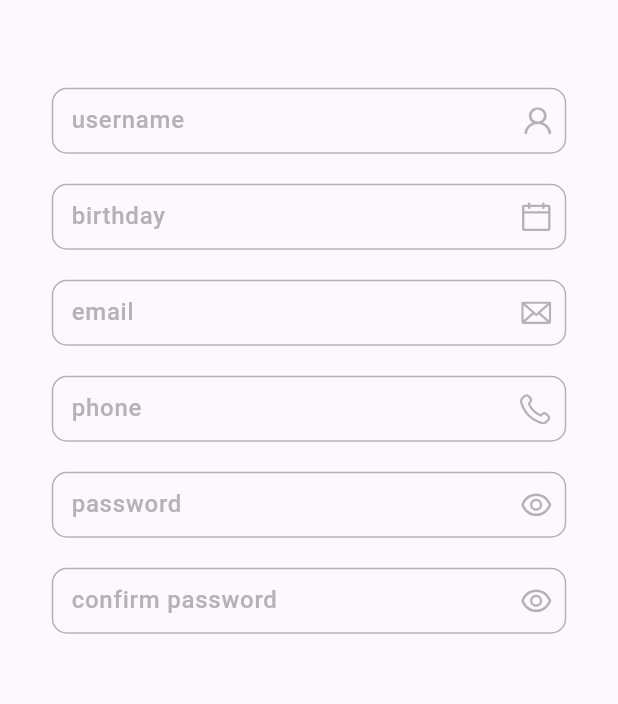
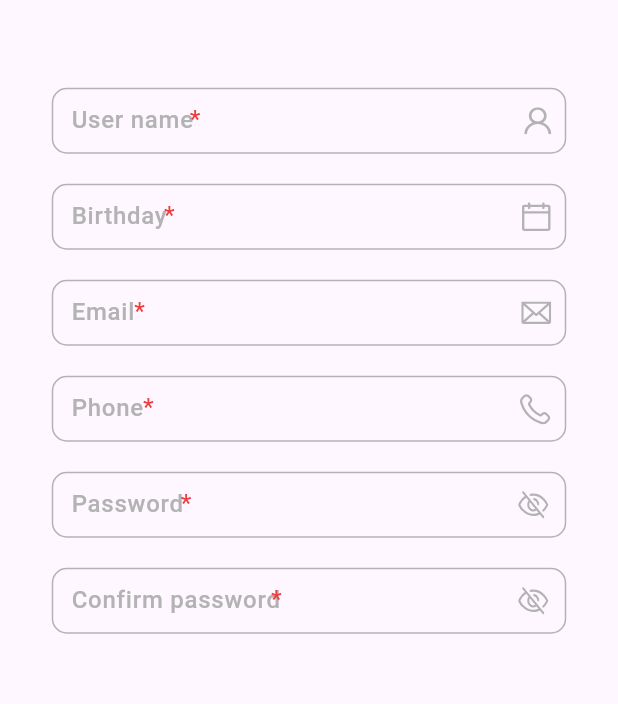
Before and after one commit to bekoe1/Gallery_WA, a Flutter app: the SignInScreen screen opened by its route, after a tap on "Sign In", after a tap on "Sign Up", on a phone screen of 412 x 824 dp. Shown: the part 294-998 px from the top of the screen. Run offline on Flutter 3.47's test engine with Material 3 defaults, Android fonts, the phone set to English and light mode, and no system bars; our stand-ins replace auto_route, dio, flutter_bloc, flutter_secure_storage, flutter_svg, freezed_annotation and 2 more; accounts and stored records are empty; generated files the repository leaves out were written again.

Commit message:
#51928 | 3. Реализация флоу Авторизация(fix hint errors)

```diff
--- /dev/null
+++ b/lib/code_kit/helpers/calculate_text_size_helper.dart
@@ -0,0 +1,13 @@
+part of 'helpers_module.dart';
+
+class CalculateTextSizeHelper {
+  static double calculateTextSize({required String text, required TextStyle style}) {
+    final textPainter = TextPainter(
+      text: TextSpan(text: text, style: style),
+      textDirection: TextDirection.ltr,
+      maxLines: 1,
+    )..layout(minWidth: 0, maxWidth: double.infinity);
+
+    return textPainter.width;
+  }
+}
--- a/lib/code_kit/helpers/phone_formatter.dart
+++ b/lib/code_kit/helpers/phone_formatter.dart
@@ -1,5 +1,4 @@
-import 'package:flutter/services.dart';
-import 'package:imagegalery/code_kit/resources/constants/app_constants.dart';
+part of 'helpers_module.dart';
 
 class PhoneFormatter extends TextInputFormatter {
   String _formattedNumber = '';
--- a/lib/code_kit/helpers/validation_helper.dart
+++ b/lib/code_kit/helpers/validation_helper.dart
@@ -1,5 +1,4 @@
-import 'package:imagegalery/code_kit/resources/constants/app_constants.dart';
-import 'package:imagegalery/code_kit/resources/enums.dart';
+part of 'helpers_module.dart';
 
 class ValidationHelper {
   static Map<FieldTypesEnum, FieldErrorEnum> validateEmail(String email) {
--- a/lib/code_kit/interceptors/interceptors_module.dart
+++ b/lib/code_kit/interceptors/interceptors_module.dart
@@ -1,13 +1,11 @@
 library InterceptorsModule;
 
-import 'dart:convert';
 import 'dart:developer';
-import 'dart:io';
 
 import 'package:dio/dio.dart';
+import 'package:imagegalery/code_kit/helpers/helpers_module.dart';
 import 'package:imagegalery/code_kit/resources/constants/app_constants.dart';
 import 'package:imagegalery/code_kit/resources/exceptions/api_exceptions.dart';
-
-import '../../features/onboarding_feature/onboarding_feature_module.dart';
+import 'package:imagegalery/features/onboarding_feature/onboarding_feature_module.dart';
 
 part 'app_interceptor.dart';
--- a/lib/code_kit/resources/constants/app_constants.dart
+++ b/lib/code_kit/resources/constants/app_constants.dart
@@ -30,4 +30,5 @@ class AppConstants {
   static const responseDescription = "hydra:description";
   static const phoneValidatingRegExp = r'^[87]\d{10}$';
   static const symbolsRegExp = r'\D';
+  static const additionalHintStar = "*";
 }
--- a/lib/code_kit/routing/app_router.dart
+++ b/lib/code_kit/routing/app_router.dart
@@ -19,5 +19,6 @@ class AppRouter extends $AppRouter {
         AutoRoute(
           page: SignUpRoute.page,
         ),
+        AutoRoute(page: TemporaryMainRoute.page),
       ];
 }
--- a/lib/features/onboarding_feature/screens/onboarding/onboarding_screen.dart
+++ b/lib/features/onboarding_feature/screens/onboarding/onboarding_screen.dart
@@ -22,6 +22,9 @@ class OnboardingScreen extends StatelessWidget implements AutoRouteWrapper {
       listener: (context, state) {
         if (state.status == BlocStatesEnum.success) {
           // TODO main screen entering
+          context.router.push(
+            const TemporaryMainRoute(),
+          );
         } else {
           context.router.replaceAll(
             [
--- a/lib/features/sign_in_feature/screens/sign_in_screen.dart
+++ b/lib/features/sign_in_feature/screens/sign_in_screen.dart
@@ -20,7 +20,7 @@ class SignInScreen extends StatefulWidget implements AutoRouteWrapper {
 }
 
 class _SignInScreenState extends State<SignInScreen> {
-  bool _obscuringPass = false;
+  bool _obscuringPass = true;
   final _emailController = TextEditingController();
   final _passController = TextEditingController();
 
@@ -45,6 +45,9 @@ class _SignInScreenState extends State<SignInScreen> {
         }
         if (state.status == BlocStatesEnum.success) {
           //TODO in next feature - Route to the main screen
+          context.router.push(
+            const TemporaryMainRoute(),
+          );
         }
       },
       builder: (context, state) {
@@ -79,9 +82,15 @@ class _SignInScreenState extends State<SignInScreen> {
                     child: UiKitTextFormField(
                       controller: _emailController,
                       errorText: state.validationError[FieldTypesEnum.emailField]?.currentError(context),
-                      hintText: AppConstants.email,
+                      hintText: context.localization.emailHint,
                       icon: SvgPicture.asset(
                         AppIcons.messageIcon,
+                      ),
+                      additionalHint: Text(
+                        AppConstants.additionalHintStar,
+                        style: AppTextStyles.h4.copyWith(
+                          color: UiKitColors.errorRed,
+                        ),
                       ),
                     ),
                   ),
@@ -92,7 +101,13 @@ class _SignInScreenState extends State<SignInScreen> {
                     controller: _passController,
                     errorText: state.validationError[FieldTypesEnum.passwordField]?.currentError(context),
                     obscuringText: _obscuringPass,
-                    hintText: AppConstants.passwordQuery,
+                    hintText: context.localization.passwordHint,
+                    additionalHint: Text(
+                      AppConstants.additionalHintStar,
+                      style: AppTextStyles.h4.copyWith(
+                        color: UiKitColors.errorRed,
+                      ),
+                    ),
                     icon: GestureDetector(
                       child: SvgPicture.asset(
                         _obscuringPass ? AppIcons.visibleOffIcon : AppIcons.visibleOnIcon,
--- a/lib/features/sign_in_feature/sign_in_module.dart
+++ b/lib/features/sign_in_feature/sign_in_module.dart
@@ -9,7 +9,7 @@ import 'package:flutter_bloc/flutter_bloc.dart';
 import 'package:flutter_svg/svg.dart';
 import 'package:freezed_annotation/freezed_annotation.dart';
 import 'package:imagegalery/code_kit/di/injection.dart';
-import 'package:imagegalery/code_kit/helpers/validation_helper.dart';
+import 'package:imagegalery/code_kit/helpers/helpers_module.dart';
 import 'package:imagegalery/code_kit/resources/constants/app_constants.dart';
 import 'package:imagegalery/code_kit/resources/enums.dart';
 import 'package:imagegalery/code_kit/resources/exceptions/api_exceptions.dart';
@@ -30,5 +30,6 @@ part 'data_provider/sign_in_data_provider.dart';
 part 'models/dto/request/request_user_dto.dart';
 part 'repo/sign_in_repo.dart';
 part 'screens/sign_in_screen.dart';
+part 'screens/temporary_main_screen.dart';
 part 'sign_in_module.freezed.dart';
 part 'sign_in_module.g.dart';
--- a/lib/features/sign_up_feature/screens/sign_up_screen.dart
+++ b/lib/features/sign_up_feature/screens/sign_up_screen.dart
@@ -19,9 +19,9 @@ class SignUpScreen extends StatefulWidget implements AutoRouteWrapper {
 }
 
 class _SignUpScreenState extends State<SignUpScreen> {
-  bool _obscuringPass = false;
-  bool _obscuringConfirmedPass = false;
-
+  bool _obscuringPass = true;
+  bool _obscuringConfirmedPass = true;
+  bool _dateSelected = false;
   final _emailController = TextEditingController();
   final _birthdayController = TextEditingController();
   final _usernameController = TextEditingController();
@@ -91,7 +91,13 @@ class _SignUpScreenState extends State<SignUpScreen> {
                         controller: _usernameController,
                         keyboardType: TextInputType.name,
                         textInputAction: TextInputAction.next,
-                        hintText: AppConstants.usernameQuery,
+                        additionalHint: Text(
+                          AppConstants.additionalHintStar,
+                          style: AppTextStyles.h4.copyWith(
+                            color: UiKitColors.errorRed,
+                          ),
+                        ),
+                        hintText: context.localization.usernameHint,
                         icon: SvgPicture.asset(
                           AppIcons.personIcon,
                         ),
@@ -101,11 +107,18 @@ class _SignUpScreenState extends State<SignUpScreen> {
                   SizedBox(
                     width: 343,
                     child: UiKitTextFormField(
+                      dateSelected: _dateSelected,
                       errorText: state.validationError[FieldTypesEnum.birthdayField]?.currentError(context),
                       controller: _birthdayController,
                       textInputAction: TextInputAction.next,
                       keyboardType: TextInputType.datetime,
-                      hintText: AppConstants.birthday,
+                      hintText: context.localization.birthdayHint,
+                      additionalHint: Text(
+                        AppConstants.additionalHintStar,
+                        style: AppTextStyles.h4.copyWith(
+                          color: UiKitColors.errorRed,
+                        ),
+                      ),
                       icon: SvgPicture.asset(
                         AppIcons.calendarIcon,
                       ),
@@ -115,6 +128,9 @@ class _SignUpScreenState extends State<SignUpScreen> {
                           firstDate: DateTime(1950, DateTime.january, 1),
                           lastDate: DateTime.now(),
                         );
+                        setState(() {
+                          _dateSelected = true;
+                        });
                         final regExp = RegExp(AppConstants.dateOnScreenRegExp);
                         if (data != null) {
                           _birthdayController.text = regExp.stringMatch(
@@ -132,9 +148,15 @@ class _SignUpScreenState extends State<SignUpScreen> {
                       controller: _emailController,
                       keyboardType: TextInputType.emailAddress,
                       textInputAction: TextInputAction.next,
-                      hintText: AppConstants.email,
+                      hintText: context.localization.emailHint,
                       icon: SvgPicture.asset(
                         AppIcons.messageIcon,
+                      ),
+                      additionalHint: Text(
+                        AppConstants.additionalHintStar,
+                        style: AppTextStyles.h4.copyWith(
+                          color: UiKitColors.errorRed,
+                        ),
                       ),
                     ),
                   ),
@@ -148,7 +170,13 @@ class _SignUpScreenState extends State<SignUpScreen> {
                       ],
                       keyboardType: TextInputType.phone,
                       textInputAction: TextInputAction.next,
-                      hintText: AppConstants.phone,
+                      hintText: context.localization.phoneHint,
+                      additionalHint: Text(
+                        AppConstants.additionalHintStar,
+                        style: AppTextStyles.h4.copyWith(
+                          color: UiKitColors.errorRed,
+                        ),
+                      ),
                       icon: SvgPicture.asset(
                         AppIcons.phoneIcon,
                       ),
@@ -162,7 +190,13 @@ class _SignUpScreenState extends State<SignUpScreen> {
                       keyboardType: TextInputType.text,
                       textInputAction: TextInputAction.next,
                       obscuringText: _obscuringPass,
-                      hintText: AppConstants.passwordQuery,
+                      hintText: context.localization.passwordHint,
+                      additionalHint: Text(
+                        AppConstants.additionalHintStar,
+                        style: AppTextStyles.h4.copyWith(
+                          color: UiKitColors.errorRed,
+                        ),
+                      ),
                       icon: GestureDetector(
                         child: SvgPicture.asset(
                           _obscuringPass ? AppIcons.visibleOffIcon : AppIcons.visibleOnIcon,
@@ -179,9 +213,15 @@ class _SignUpScreenState extends State<SignUpScreen> {
                       errorText: state.validationError[FieldTypesEnum.confirmPasField]?.currentError(context),
                       controller: _confirmPassController,
                       keyboardType: TextInputType.text,
+                      additionalHint: Text(
+                        AppConstants.additionalHintStar,
+                        style: AppTextStyles.h4.copyWith(
+                          color: UiKitColors.errorRed,
+                        ),
+                      ),
                       textInputAction: TextInputAction.done,
                       obscuringText: _obscuringConfirmedPass,
-                      hintText: AppConstants.confirmPas,
+                      hintText: context.localization.confirmPasswordHint,
                       icon: GestureDetector(
                         child: SvgPicture.asset(
                           _obscuringConfirmedPass ? AppIcons.visibleOffIcon : AppIcons.visibleOnIcon,
--- a/lib/features/sign_up_feature/sign_up_module.dart
+++ b/lib/features/sign_up_feature/sign_up_module.dart
@@ -9,8 +9,7 @@ import 'package:flutter_bloc/flutter_bloc.dart';
 import 'package:flutter_svg/flutter_svg.dart';
 import 'package:freezed_annotation/freezed_annotation.dart';
 import 'package:imagegalery/code_kit/di/injection.dart';
-import 'package:imagegalery/code_kit/helpers/phone_formatter.dart';
-import 'package:imagegalery/code_kit/helpers/validation_helper.dart';
+import 'package:imagegalery/code_kit/helpers/helpers_module.dart';
 import 'package:imagegalery/code_kit/resources/constants/app_constants.dart';
 import 'package:imagegalery/code_kit/resources/enums.dart';
 import 'package:imagegalery/code_kit/resources/themes/module/theme_module.dart';
--- a/lib/ui_kit/ui_kit_text_form.dart
+++ b/lib/ui_kit/ui_kit_text_form.dart
@@ -15,9 +15,12 @@ class UiKitTextFormField extends StatefulWidget {
     this.onTap,
     this.readonly = false,
     this.inputFormatters,
+    this.additionalHint,
+    this.dateSelected = false,
   });
 
   final String? hintText;
+  final Text? additionalHint;
   final bool? isEnabled;
   final String? errorText;
   final VoidCallback? onTap;
@@ -29,6 +32,7 @@ class UiKitTextFormField extends StatefulWidget {
   final TextInputType? keyboardType;
   final TextInputAction? textInputAction;
   final FocusNode? focusNode;
+  final bool? dateSelected;
   @override
   State<UiKitTextFormField> createState() => _UiKitTextFormFieldState();
 }
@@ -36,24 +40,44 @@ class UiKitTextFormField extends StatefulWidget {
 class _UiKitTextFormFieldState extends State<UiKitTextFormField> {
   @override
   Widget build(BuildContext context) {
+    log(widget.controller!.text + widget.dateSelected.toString());
     return Padding(
       padding: const EdgeInsets.only(bottom: 20),
-      child: TextFormField(
+      child: Stack(children: [
+        TextFormField(
           inputFormatters: widget.inputFormatters,
           textInputAction: widget.textInputAction,
           controller: widget.controller,
-        onFieldSubmitted: (text) {},
           focusNode: widget.focusNode,
           cursorWidth: 1,
           readOnly: widget.readonly!,
           enabled: widget.isEnabled ?? true,
-        onTap: widget.onTap,
+          onTap: () {
+            widget.onTap?.call();
+          },
+          onChanged: (text) {
+            setState(() {});
+          },
           cursorColor: Colors.black,
           obscureText: widget.obscuringText ?? false,
           cursorErrorColor: UiKitColors.black,
           decoration: buildInputDecoration(),
           keyboardType: widget.keyboardType,
         ),
+        if (widget.additionalHint != null) ...[
+          Positioned(
+            left: CalculateTextSizeHelper.calculateTextSize(
+                  text: widget.hintText ?? AppConstants.empty,
+                  style: AppTextStyles.h4,
+                ) +
+                15,
+            top: 9,
+            child: widget.controller!.text.isEmpty && !widget.dateSelected!
+                ? widget.additionalHint!
+                : const SizedBox.shrink(),
+          ),
+        ]
+      ]),
     );
   }
 
@@ -67,6 +91,7 @@ class _UiKitTextFormFieldState extends State<UiKitTextFormField> {
     }
 
     return InputDecoration(
+      alignLabelWithHint: true,
       hintStyle: AppTextStyles.h4.copyWith(color: hintAndIconColor),
       hintText: widget.hintText,
       suffixIconColor: widget.errorText != null ? hintAndIconColor : UiKitColors.grayLight,
```
Also changed, not shown: lib/code_kit/helpers/helpers_module.dart (added, +13 -0 lines), lib/code_kit/helpers/interceptor_helper.dart (added, +12 -0 lines), lib/code_kit/interceptors/app_interceptor.dart (+1 -11 lines), lib/features/sign_in_feature/screens/temporary_main_screen.dart (added, +17 -0 lines), lib/l10n/intl_en.arb (+7 -2 lines), lib/l10n/intl_ru.arb (+7 -2 lines), lib/ui_kit/module/ui_kit_widgets_module.dart (+5 -2 lines), lib/generated/intl/messages_en.dart, lib/generated/intl/messages_ru.dart, lib/generated/l10n.dart. Lines whose indentation alone changed are shown as unchanged.
